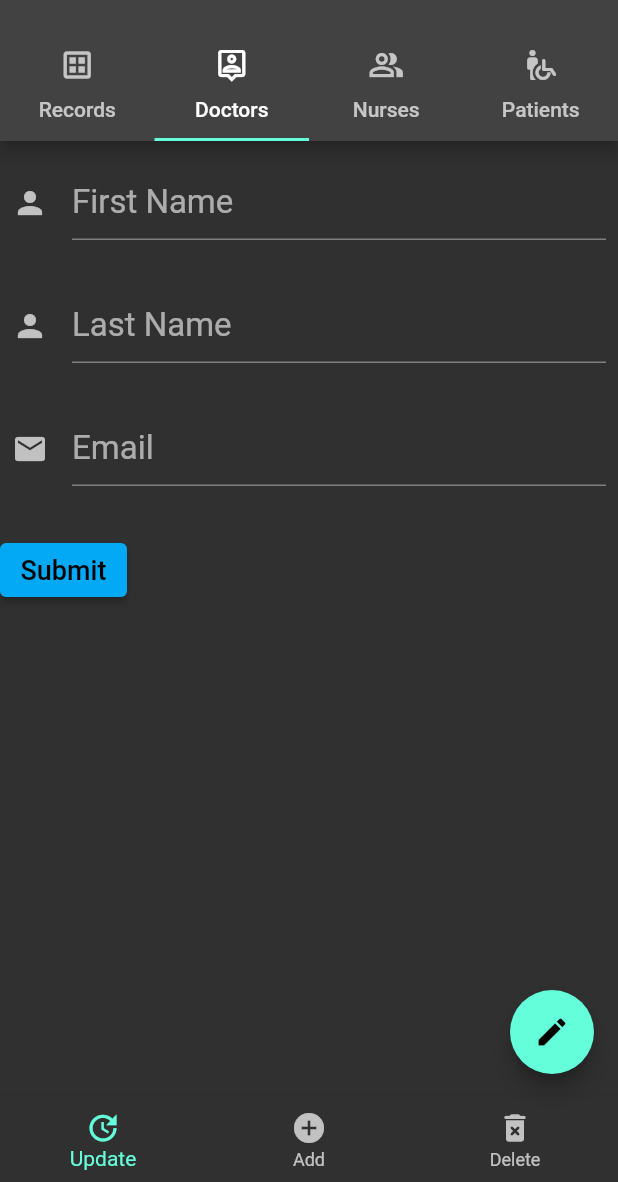
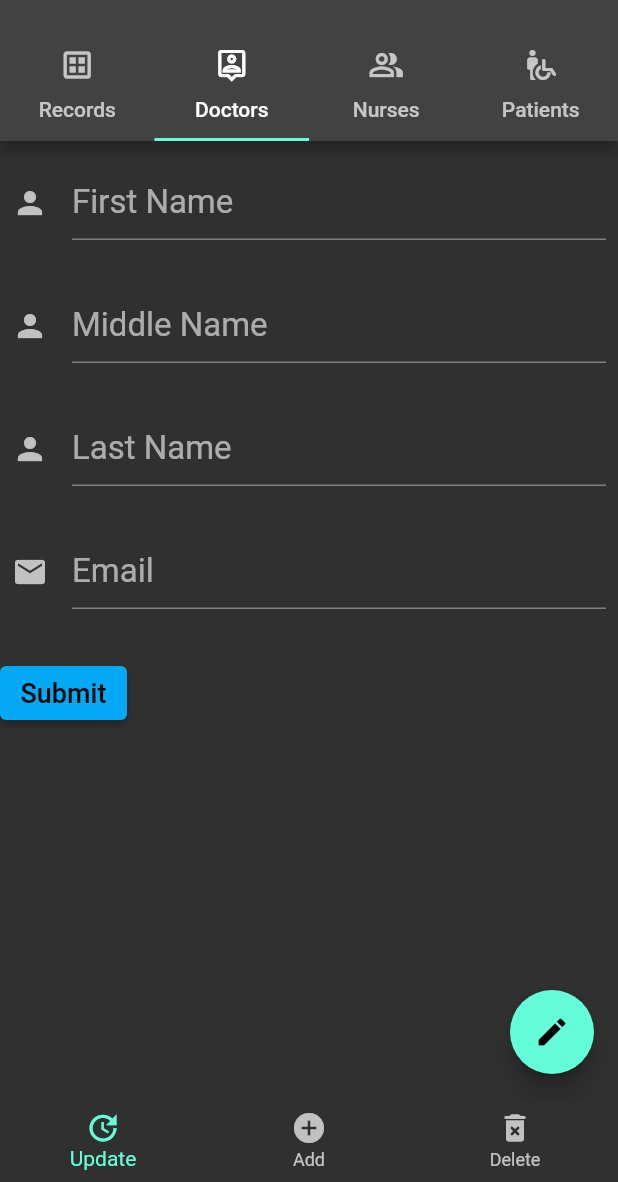
Before and after one commit to Code-Zero-Pvt-Ltd/medical_recorder, a Flutter app: the screen it shows after launch, tab 2 chosen, on a phone screen of 412 x 824 dp, the part 54-1236 px from its top. Run offline on Flutter 3.47's test engine with Material 2 defaults, Android fonts, the phone set to English and light mode, and no system bars.

Commit message:
Changed icons on expandable floating button

```diff
--- a/lib/add_doctor_form.dart
+++ b/lib/add_doctor_form.dart
@@ -18,6 +18,7 @@ class _AddDoctorFormState extends State<AddDoctorForm> {
         crossAxisAlignment: CrossAxisAlignment.start,
         children: <Widget>[
           _textFieldGenerator('First Name', Icons.person),
+          _textFieldGenerator('Middle Name', Icons.person),
           _textFieldGenerator('Last Name', Icons.person),
           _textFieldGenerator('Email', Icons.email),
           Padding(
--- a/lib/main.dart
+++ b/lib/main.dart
@@ -86,7 +86,7 @@ class _MainActivityState extends State<MainActivity> {
           body: const TabBarView(
             children: [
               Icon(Icons.dataset_outlined),
-              const AddDoctorForm(),
+              AddDoctorForm(),
               Icon(Icons.people_alt_outlined),
               Icon(Icons.wheelchair_pickup_rounded),
             ],
@@ -96,15 +96,15 @@ class _MainActivityState extends State<MainActivity> {
             children: [
               ActionButton(
                 onPressed: () => _showAction(context, 0),
-                icon: const Icon(Icons.format_size),
+                icon: const Icon(Icons.edit),
               ),
               ActionButton(
                 onPressed: () => _showAction(context, 1),
-                icon: const Icon(Icons.insert_photo),
+                icon: const Icon(Icons.add_circle),
               ),
               ActionButton(
                 onPressed: () => _showAction(context, 2),
-                icon: const Icon(Icons.videocam),
+                icon: const Icon(Icons.delete_forever_rounded),
               ),
             ],
           ),
```
